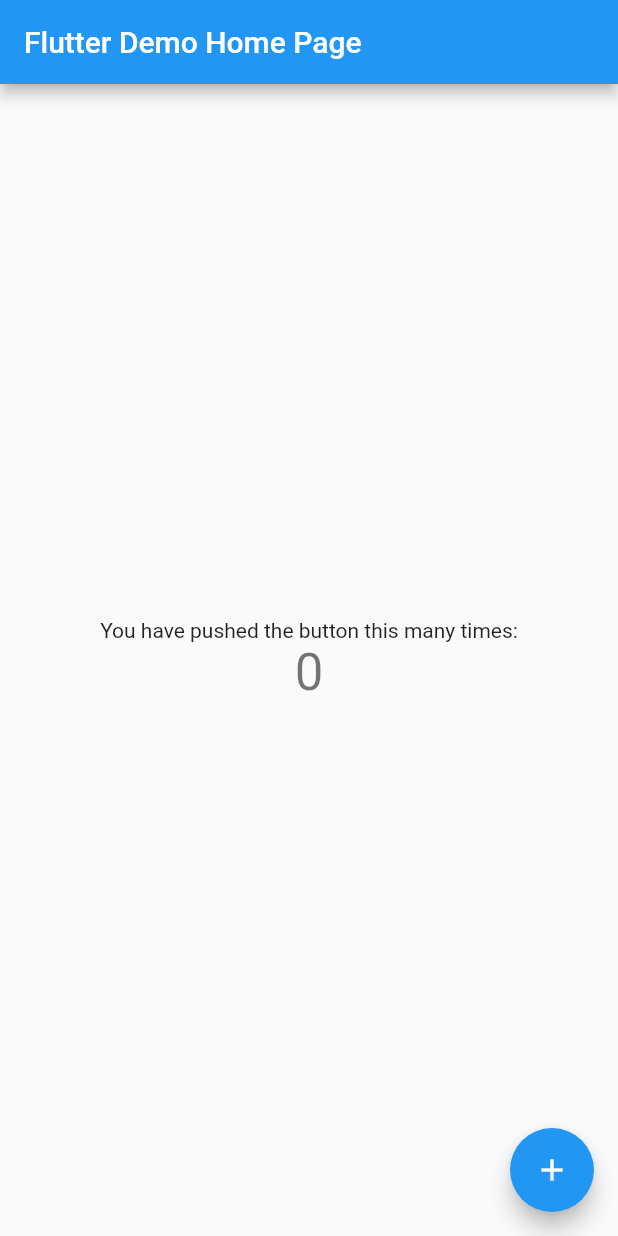
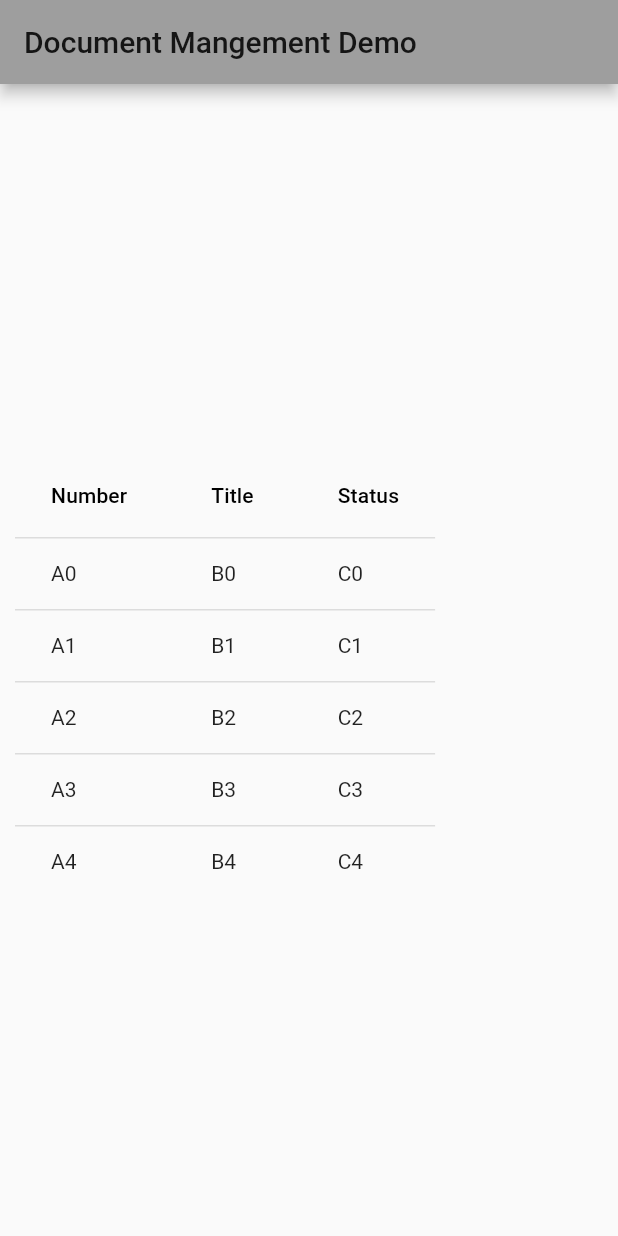
Before and after one commit to jemcmullin/doc_mgmt_demo, a Flutter app: the screen it shows after launch, on a phone screen of 412 x 824 dp. Run offline on Flutter 3.47's test engine with Material 2 defaults, Android fonts, the phone set to English and light mode, and no system bars.

Commit message:
Add screens, start archive table, wire up home

```diff
--- a/lib/main.dart
+++ b/lib/main.dart
@@ -1,115 +1,21 @@
 import 'package:flutter/material.dart';
+import './screens/archive_screen.dart';
 
 void main() {
-  runApp(const MyApp());
+  runApp(const DocMgmtApp());
 }
 
-class MyApp extends StatelessWidget {
-  const MyApp({Key? key}) : super(key: key);
+class DocMgmtApp extends StatelessWidget {
+  const DocMgmtApp({Key? key}) : super(key: key);
 
-  // This widget is the root of your application.
   @override
   Widget build(BuildContext context) {
     return MaterialApp(
-      title: 'Flutter Demo',
+      title: 'DocMgmt Demo',
       theme: ThemeData(
-        // This is the theme of your application.
-        //
-        // Try running your application with "flutter run". You'll see the
-        // application has a blue toolbar. Then, without quitting the app, try
-        // changing the primarySwatch below to Colors.green and then invoke
-        // "hot reload" (press "r" in the console where you ran "flutter run",
-        // or simply save your changes to "hot reload" in a Flutter IDE).
-        // Notice that the counter didn't reset back to zero; the application
-        // is not restarted.
-        primarySwatch: Colors.blue,
+        primarySwatch: Colors.grey,
       ),
-      home: const MyHomePage(title: 'Flutter Demo Home Page'),
+      home: const ArchiveScreen(),
     );
   }
 }
-
-class MyHomePage extends StatefulWidget {
-  const MyHomePage({Key? key, required this.title}) : super(key: key);
-
-  // This widget is the home page of your application. It is stateful, meaning
-  // that it has a State object (defined below) that contains fields that affect
-  // how it looks.
-
-  // This class is the configuration for the state. It holds the values (in this
-  // case the title) provided by the parent (in this case the App widget) and
-  // used by the build method of the State. Fields in a Widget subclass are
-  // always marked "final".
-
-  final String title;
-
-  @override
-  State<MyHomePage> createState() => _MyHomePageState();
-}
-
-class _MyHomePageState extends State<MyHomePage> {
-  int _counter = 0;
-
-  void _incrementCounter() {
-    setState(() {
-      // This call to setState tells the Flutter framework that something has
-      // changed in this State, which causes it to rerun the build method below
-      // so that the display can reflect the updated values. If we changed
-      // _counter without calling setState(), then the build method would not be
-      // called again, and so nothing would appear to happen.
-      _counter++;
-    });
-  }
-
-  @override
-  Widget build(BuildContext context) {
-    // This method is rerun every time setState is called, for instance as done
-    // by the _incrementCounter method above.
-    //
-    // The Flutter framework has been optimized to make rerunning build methods
-    // fast, so that you can just rebuild anything that needs updating rather
-    // than having to individually change instances of widgets.
-    return Scaffold(
-      appBar: AppBar(
-        // Here we take the value from the MyHomePage object that was created by
-        // the App.build method, and use it to set our appbar title.
-        title: Text(widget.title),
-      ),
-      body: Center(
-        // Center is a layout widget. It takes a single child and positions it
-        // in the middle of the parent.
-        child: Column(
-          // Column is also a layout widget. It takes a list of children and
-          // arranges them vertically. By default, it sizes itself to fit its
-          // children horizontally, and tries to be as tall as its parent.
-          //
-          // Invoke "debug painting" (press "p" in the console, choose the
-          // "Toggle Debug Paint" action from the Flutter Inspector in Android
-          // Studio, or the "Toggle Debug Paint" command in Visual Studio Code)
-          // to see the wireframe for each widget.
-          //
-          // Column has various properties to control how it sizes itself and
-          // how it positions its children. Here we use mainAxisAlignment to
-          // center the children vertically; the main axis here is the vertical
-          // axis because Columns are vertical (the cross axis would be
-          // horizontal).
-          mainAxisAlignment: MainAxisAlignment.center,
-          children: <Widget>[
-            const Text(
-              'You have pushed the button this many times:',
-            ),
-            Text(
-              '$_counter',
-              style: Theme.of(context).textTheme.headline4,
-            ),
-          ],
-        ),
-      ),
-      floatingActionButton: FloatingActionButton(
-        onPressed: _incrementCounter,
-        tooltip: 'Increment',
-        child: const Icon(Icons.add),
-      ), // This trailing comma makes auto-formatting nicer for build methods.
-    );
-  }
-}
--- /dev/null
+++ b/lib/screens/archive_screen.dart
@@ -0,0 +1,42 @@
+import 'package:flutter/material.dart';
+
+class ArchiveScreen extends StatelessWidget {
+  const ArchiveScreen({Key? key}) : super(key: key);
+  static const routeName = "/archive";
+  static const numItems = 5;
+
+  @override
+  Widget build(BuildContext context) {
+    return Scaffold(
+      appBar: AppBar(
+        title: const Text('Document Mangement Demo'),
+      ),
+      body: Container(
+        padding: const EdgeInsets.symmetric(horizontal: 10),
+        child: Column(
+          mainAxisAlignment: MainAxisAlignment.center,
+          children: [
+            const SizedBox(height: 20),
+            SingleChildScrollView(
+              child: DataTable(
+                columns: const [
+                  DataColumn(label: Text('Number')),
+                  DataColumn(label: Text('Title')),
+                  DataColumn(label: Text('Status')),
+                ],
+                rows: List.generate(
+                  numItems,
+                  (index) => DataRow(cells: [
+                    DataCell(Text('A$index')),
+                    DataCell(Text('B$index')),
+                    DataCell(Text('C$index')),
+                  ]),
+                ),
+              ),
+            ),
+          ],
+        ),
+      ),
+    );
+  }
+}
```
Also changed, not shown: lib/screens/doc_route_screen.dart (added), lib/screens/my_items_screen.dart (added), 1 other file.
